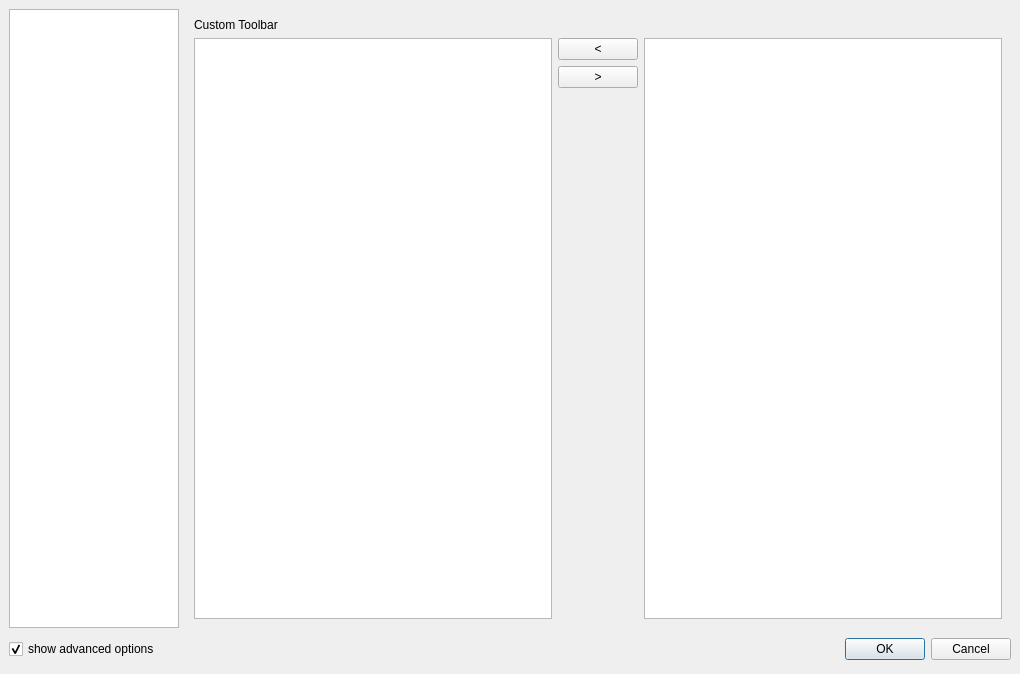
svn2github/texstudio-trunk, file configdialog.ui: the form before one commit.
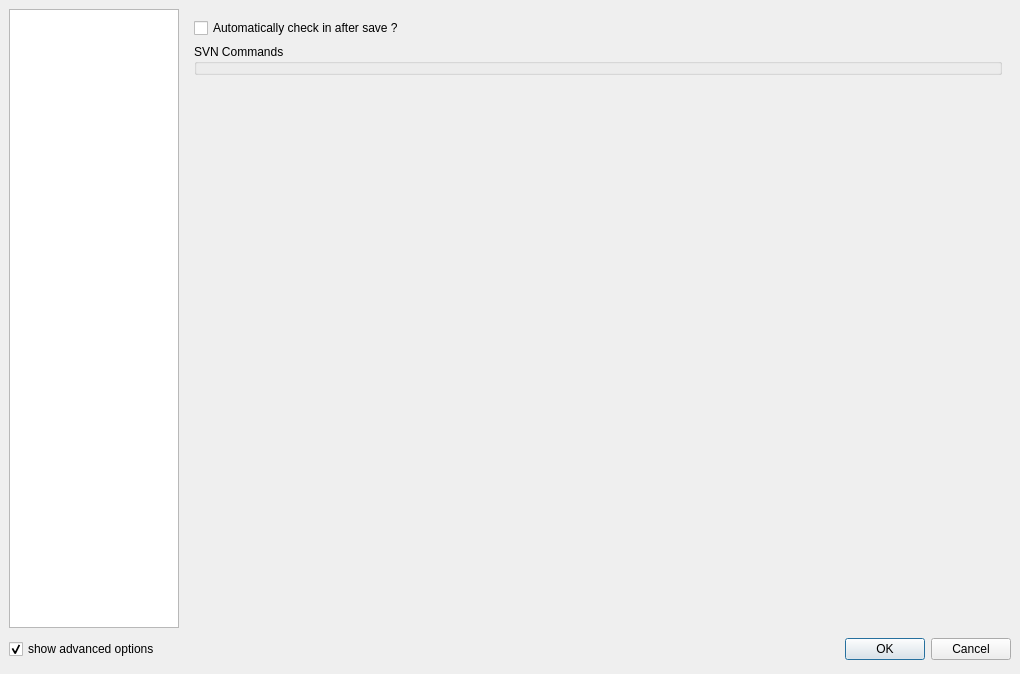
The form after the commit. Icons and pictures are not drawn.

Patch:
```diff
--- a/configdialog.ui
+++ b/configdialog.ui
@@ -127,7 +127,7 @@
       </size>
      </property>
      <property name="currentIndex">
-      <number>5</number>
+      <number>8</number>
      </property>
      <widget class="QWidget" name="page_2">
       <layout class="QVBoxLayout">
@@ -1299,6 +1299,37 @@
        </item>
       </layout>
      </widget>
+     <widget class="QWidget" name="page_5">
+      <layout class="QVBoxLayout" name="verticalLayout_4">
+       <item>
+        <widget class="QCheckBox" name="cbAutoCheckin">
+         <property name="text">
+          <string>Automatically check in after save ?</string>
+         </property>
+        </widget>
+       </item>
+       <item>
+        <widget class="QGroupBox" name="groupBoxSVN">
+         <property name="title">
+          <string>SVN Commands</string>
+         </property>
+        </widget>
+       </item>
+       <item>
+        <spacer name="verticalSpacer_2">
+         <property name="orientation">
+          <enum>Qt::Vertical</enum>
+         </property>
+         <property name="sizeHint" stdset="0">
+          <size>
+           <width>20</width>
+           <height>554</height>
+          </size>
+         </property>
+        </spacer>
+       </item>
+      </layout>
+     </widget>
     </widget>
    </item>
    <item row="2" column="0">
```
